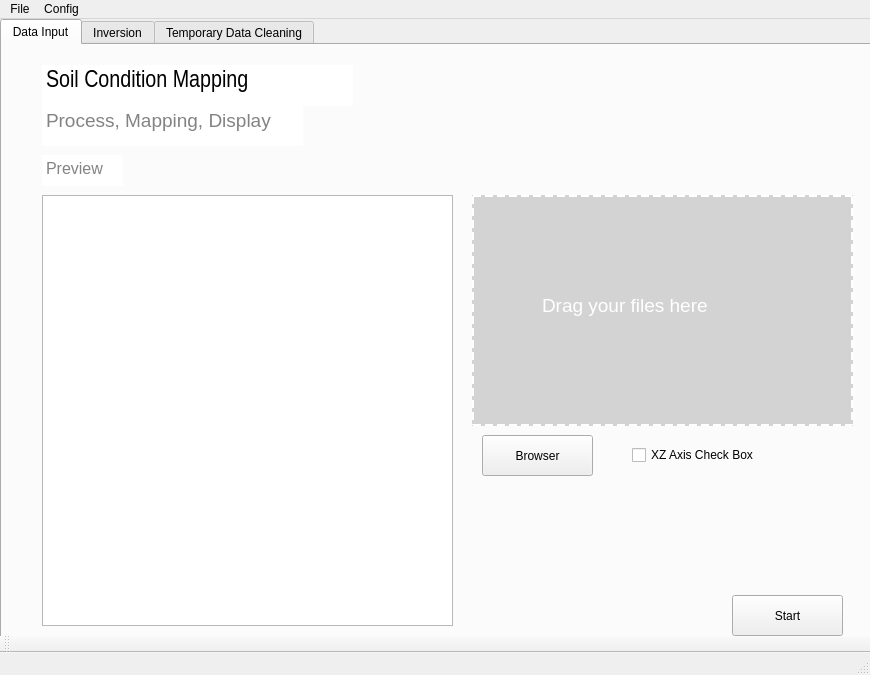
Ishi01/SoilConditionMapping, file UI.ui: the form before one commit.
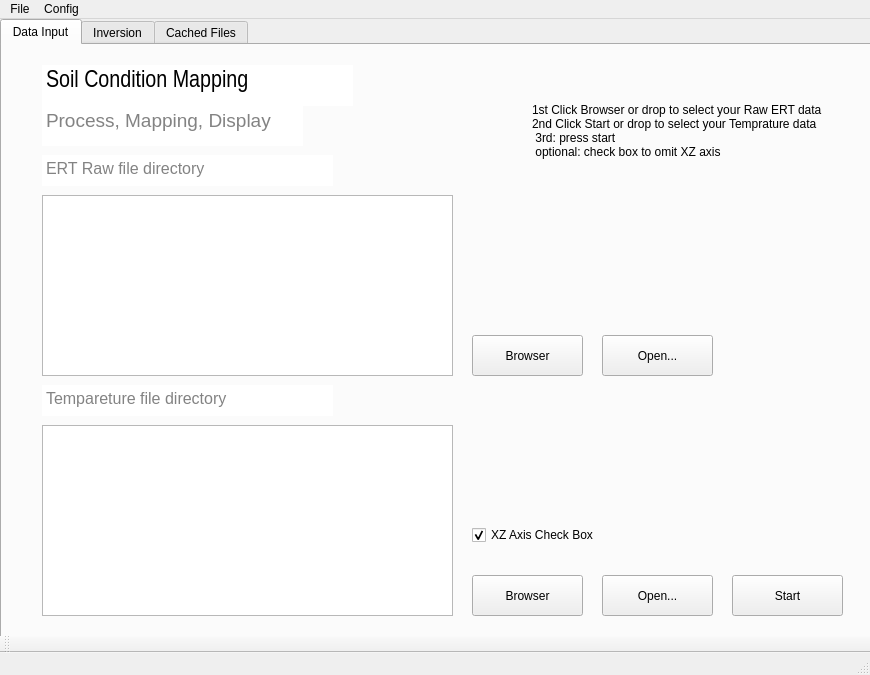
The form after the commit. The open tabs and pages were chosen to show the change.

Commit message: Reconfigure UI file, use temp files for data processing and performance, delete hard coding for multiplatforms.

```diff
--- a/UI.ui
+++ b/UI.ui
@@ -61,7 +61,7 @@
         <x>40</x>
         <y>150</y>
         <width>411</width>
-        <height>431</height>
+        <height>181</height>
        </rect>
       </property>
      </widget>
@@ -70,7 +70,7 @@
        <rect>
         <x>40</x>
         <y>110</y>
-        <width>81</width>
+        <width>291</width>
         <height>31</height>
        </rect>
       </property>
@@ -87,14 +87,14 @@
 li.unchecked::marker { content: &quot;\2610&quot;; }
 li.checked::marker { content: &quot;\2612&quot;; }
 &lt;/style&gt;&lt;/head&gt;&lt;body style=&quot; font-family:'Segoe UI'; font-size:9pt; font-weight:400; font-style:normal;&quot;&gt;
-&lt;p style=&quot; margin-top:0px; margin-bottom:0px; margin-left:0px; margin-right:0px; -qt-block-indent:0; text-indent:0px;&quot;&gt;&lt;span style=&quot; font-family:'Consolas'; font-size:12pt; color:#838383;&quot;&gt;Preview&lt;/span&gt;&lt;/p&gt;&lt;/body&gt;&lt;/html&gt;</string>
+&lt;p style=&quot; margin-top:0px; margin-bottom:0px; margin-left:0px; margin-right:0px; -qt-block-indent:0; text-indent:0px;&quot;&gt;&lt;span style=&quot; font-family:'Consolas'; font-size:12pt; color:#838383;&quot;&gt;ERT Raw file directory&lt;/span&gt;&lt;/p&gt;&lt;/body&gt;&lt;/html&gt;</string>
       </property>
      </widget>
      <widget class="QPushButton" name="pushButtonStartDataProcessing">
       <property name="geometry">
        <rect>
         <x>730</x>
-        <y>550</y>
+        <y>530</y>
         <width>111</width>
         <height>41</height>
        </rect>
@@ -103,41 +103,6 @@
        <string>Start</string>
       </property>
      </widget>
-     <widget class="QWidget" name="labelDropArea" native="true">
-      <property name="geometry">
-       <rect>
-        <x>470</x>
-        <y>150</y>
-        <width>381</width>
-        <height>231</height>
-       </rect>
-      </property>
-      <property name="locale">
-       <locale language="English" country="Australia"/>
-      </property>
-      <widget class="QLabel" name="label">
-       <property name="geometry">
-        <rect>
-         <x>70</x>
-         <y>70</y>
-         <width>241</width>
-         <height>81</height>
-        </rect>
-       </property>
-       <property name="font">
-        <font>
-         <family>Arial</family>
-         <pointsize>14</pointsize>
-        </font>
-       </property>
-       <property name="text">
-        <string>&lt;span style=&quot; font-family:'Courier New'', monospace; color:#FFFFFF;&quot;&gt;Drag your files here&lt;/span&gt;</string>
-       </property>
-       <property name="alignment">
-        <set>Qt.AlignCenter</set>
-       </property>
-      </widget>
-     </widget>
      <widget class="QTextEdit" name="textEdit">
       <property name="geometry">
        <rect>
@@ -198,8 +163,8 @@
      <widget class="QPushButton" name="pushButtonBrowserFiles">
       <property name="geometry">
        <rect>
-        <x>480</x>
-        <y>390</y>
+        <x>470</x>
+        <y>290</y>
         <width>111</width>
         <height>41</height>
        </rect>
@@ -211,8 +176,8 @@
      <widget class="QCheckBox" name="XZcheckBox">
       <property name="geometry">
        <rect>
-        <x>630</x>
-        <y>400</y>
+        <x>470</x>
+        <y>480</y>
         <width>131</width>
         <height>20</height>
        </rect>
@@ -220,6 +185,99 @@
       <property name="text">
        <string>XZ Axis Check Box</string>
       </property>
+      <property name="checked">
+       <bool>true</bool>
+      </property>
+     </widget>
+     <widget class="QTextEdit" name="textEditProcessedTempPreview">
+      <property name="geometry">
+       <rect>
+        <x>40</x>
+        <y>380</y>
+        <width>411</width>
+        <height>191</height>
+       </rect>
+      </property>
+     </widget>
+     <widget class="QLabel" name="label_13">
+      <property name="geometry">
+       <rect>
+        <x>530</x>
+        <y>50</y>
+        <width>321</width>
+        <height>71</height>
+       </rect>
+      </property>
+      <property name="text">
+       <string>1st Click Browser or drop to select your Raw ERT data
+2nd Click Start or drop to select your Temprature data
+ 3rd: press start 
+ optional: check box to omit XZ axis </string>
+      </property>
+     </widget>
+     <widget class="QPushButton" name="pushButtonBrowserTempFiles">
+      <property name="geometry">
+       <rect>
+        <x>470</x>
+        <y>530</y>
+        <width>111</width>
+        <height>41</height>
+       </rect>
+      </property>
+      <property name="text">
+       <string>Browser</string>
+      </property>
+     </widget>
+     <widget class="QTextEdit" name="textEdit_7">
+      <property name="geometry">
+       <rect>
+        <x>40</x>
+        <y>340</y>
+        <width>291</width>
+        <height>31</height>
+       </rect>
+      </property>
+      <property name="styleSheet">
+       <string notr="true">QTextEdit {
+    border: none;
+}</string>
+      </property>
+      <property name="html">
+       <string>&lt;!DOCTYPE HTML PUBLIC &quot;-//W3C//DTD HTML 4.0//EN&quot; &quot;http://www.w3.org/TR/REC-html40/strict.dtd&quot;&gt;
+&lt;html&gt;&lt;head&gt;&lt;meta name=&quot;qrichtext&quot; content=&quot;1&quot; /&gt;&lt;meta charset=&quot;utf-8&quot; /&gt;&lt;style type=&quot;text/css&quot;&gt;
+p, li { white-space: pre-wrap; }
+hr { height: 1px; border-width: 0; }
+li.unchecked::marker { content: &quot;\2610&quot;; }
+li.checked::marker { content: &quot;\2612&quot;; }
+&lt;/style&gt;&lt;/head&gt;&lt;body style=&quot; font-family:'Segoe UI'; font-size:9pt; font-weight:400; font-style:normal;&quot;&gt;
+&lt;p style=&quot; margin-top:0px; margin-bottom:0px; margin-left:0px; margin-right:0px; -qt-block-indent:0; text-indent:0px;&quot;&gt;&lt;span style=&quot; font-family:'Consolas'; font-size:12pt; color:#838383;&quot;&gt;Tempareture file directory&lt;/span&gt;&lt;/p&gt;&lt;/body&gt;&lt;/html&gt;</string>
+      </property>
+     </widget>
+     <widget class="QPushButton" name="pushButtonOpenTx0Dir">
+      <property name="geometry">
+       <rect>
+        <x>600</x>
+        <y>290</y>
+        <width>111</width>
+        <height>41</height>
+       </rect>
+      </property>
+      <property name="text">
+       <string>Open...</string>
+      </property>
+     </widget>
+     <widget class="QPushButton" name="pushButtonTempDir">
+      <property name="geometry">
+       <rect>
+        <x>600</x>
+        <y>530</y>
+        <width>111</width>
+        <height>41</height>
+       </rect>
+      </property>
+      <property name="text">
+       <string>Open...</string>
+      </property>
      </widget>
     </widget>
     <widget class="QWidget" name="Inversion">
@@ -758,7 +816,7 @@
     </widget>
     <widget class="QWidget" name="tab_4">
      <attribute name="title">
-      <string>Temporary Data Cleaning</string>
+      <string>Cached Files</string>
      </attribute>
      <widget class="QTextEdit" name="textEdit_10">
       <property name="geometry">
```
Left out of the diff: 90 changed lines with no effect on the pictures. The commit also changes 9 other files.
